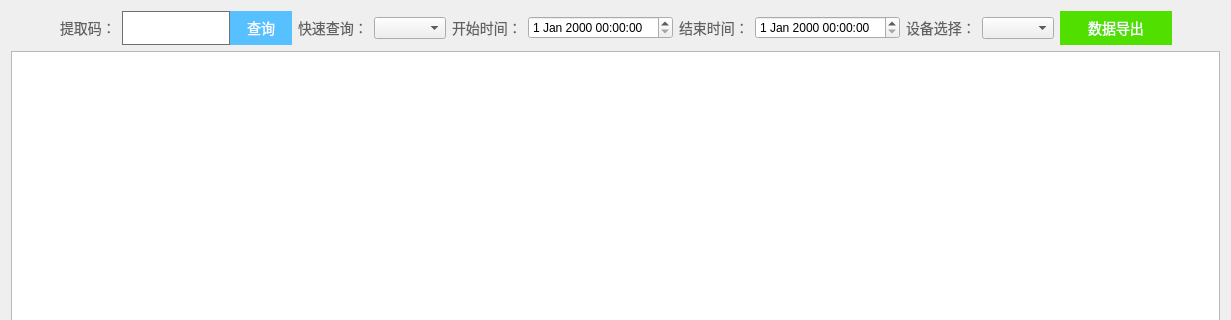
This is DeviceLog/WarningLogs/warninglogs.ui in Hccccc1/MOH_viewer as Qt 5 draws it before an edit; both pictures show x 0 to 1231 and y 0 to 320 of the 1231 by 520 pixel window. The edited form follows.
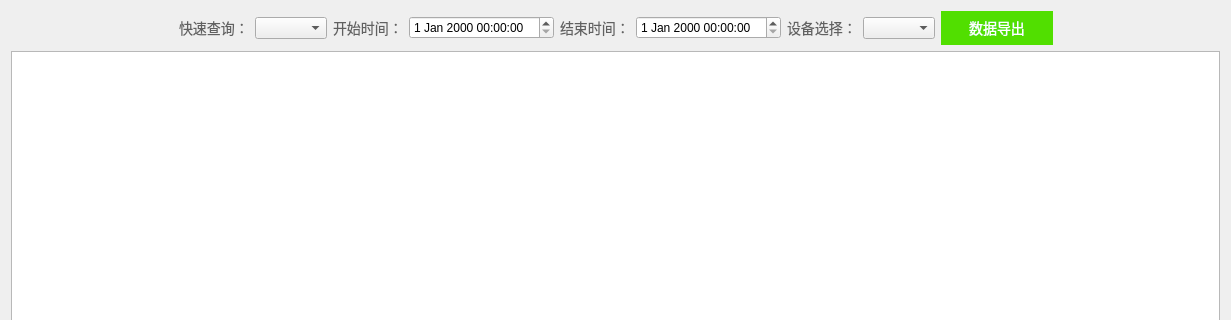
This is the edited form.

Diff of the .ui file:
```diff
--- a/DeviceLog/WarningLogs/warninglogs.ui
+++ b/DeviceLog/WarningLogs/warninglogs.ui
@@ -29,64 +29,6 @@
        </property>
       </spacer>
      </item>
-     <item>
-      <widget class="QLabel" name="label">
-       <property name="styleSheet">
-        <string notr="true">QLabel {
-font-size:14px;
-font-family:PingFang SC;
-font-weight:300;
-line-height:44px;
-color:rgba(97,97,97,1);
-}</string>
-       </property>
-       <property name="text">
-        <string>提取码：</string>
-       </property>
-      </widget>
-     </item>
-     <item>
-      <layout class="QHBoxLayout" name="horizontalLayout">
-       <property name="spacing">
-        <number>0</number>
-       </property>
-       <item>
-        <widget class="QLineEdit" name="lineEdit">
-         <property name="maximumSize">
-          <size>
-           <width>16777215</width>
-           <height>34</height>
-          </size>
-         </property>
-         <property name="styleSheet">
-          <string notr="true">QLineEdit {
-border:1px solid rgba(112,112,112,1);
-}</string>
-         </property>
-        </widget>
-       </item>
-       <item>
-        <widget class="QPushButton" name="pushButton">
-         <property name="styleSheet">
-          <string notr="true">QPushButton {
-width:62px;
-height:34px;
-background:rgba(87,192,255,1);
-border:0px;
-font-size:14px;
-font-family:PingFang SC;
-font-weight:300;
-line-height:44px;
-color:rgba(255,255,255,1);
-}</string>
-         </property>
-         <property name="text">
-          <string>查询</string>
-         </property>
-        </widget>
-       </item>
-      </layout>
-     </item>
      <item>
       <widget class="QLabel" name="label_3">
        <property name="styleSheet">
```
